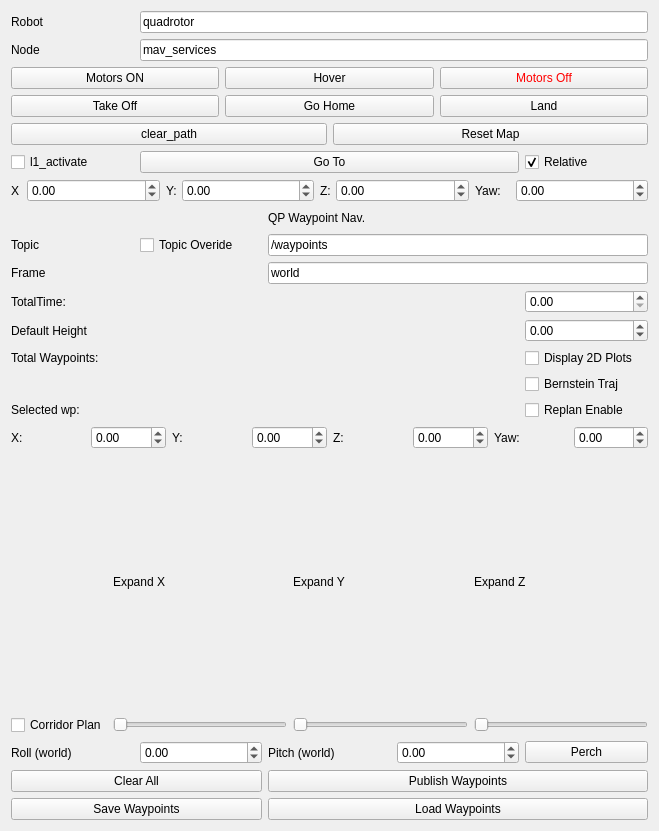
arplaboratory/waypoint_navigation_plugin, file waypoint_navigation_plugin/ui/WaypointNavigation.ui: the form before one commit.
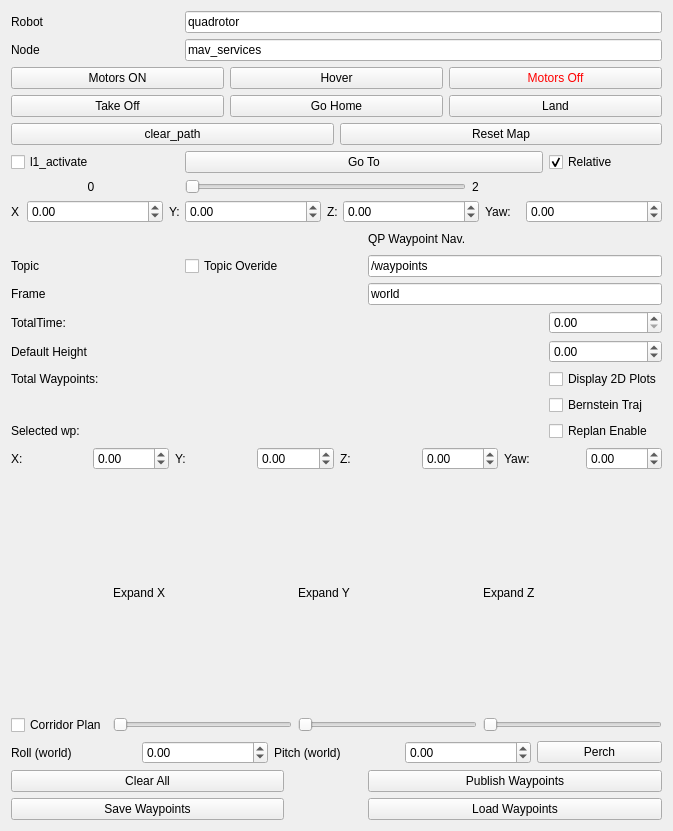
The form after the commit.

```diff
--- a/waypoint_navigation_plugin/ui/WaypointNavigation.ui
+++ b/waypoint_navigation_plugin/ui/WaypointNavigation.ui
@@ -6,7 +6,7 @@
    <rect>
     <x>0</x>
     <y>0</y>
-    <width>659</width>
+    <width>673</width>
     <height>831</height>
    </rect>
   </property>
@@ -17,14 +17,153 @@
    <string notr="true"/>
   </property>
   <layout class="QGridLayout" name="gridLayout">
-   <item row="7" column="1" colspan="3">
-    <widget class="QPushButton" name="goto_push_button">
+   <item row="29" column="0" colspan="3">
+    <widget class="QPushButton" name="clear_all_button">
      <property name="text">
-      <string>Go To</string>
+      <string>Clear All</string>
      </property>
     </widget>
    </item>
-   <item row="3" column="0" colspan="5">
+   <item row="14" column="0">
+    <widget class="QLabel" name="label_frame">
+     <property name="text">
+      <string>Frame</string>
+     </property>
+    </widget>
+   </item>
+   <item row="0" column="0">
+    <widget class="QLabel" name="label_5">
+     <property name="text">
+      <string>Robot </string>
+     </property>
+    </widget>
+   </item>
+   <item row="13" column="0">
+    <widget class="QLabel" name="label_topic">
+     <property name="text">
+      <string>Topic</string>
+     </property>
+    </widget>
+   </item>
+   <item row="9" column="5">
+    <widget class="QLabel" name="label_14">
+     <property name="text">
+      <string>2</string>
+     </property>
+    </widget>
+   </item>
+   <item row="24" column="0" colspan="7">
+    <layout class="QHBoxLayout" name="horizontalLayout">
+     <item>
+      <widget class="QLabel" name="x_label">
+       <property name="text">
+        <string>X:</string>
+       </property>
+      </widget>
+     </item>
+     <item>
+      <widget class="QDoubleSpinBox" name="x_doubleSpinBox">
+       <property name="minimum">
+        <double>-1000.000000000000000</double>
+       </property>
+       <property name="maximum">
+        <double>1000.000000000000000</double>
+       </property>
+       <property name="singleStep">
+        <double>0.500000000000000</double>
+       </property>
+      </widget>
+     </item>
+     <item>
+      <widget class="QLabel" name="y_label">
+       <property name="text">
+        <string>Y:</string>
+       </property>
+      </widget>
+     </item>
+     <item>
+      <widget class="QDoubleSpinBox" name="y_doubleSpinBox">
+       <property name="minimum">
+        <double>-1000.000000000000000</double>
+       </property>
+       <property name="maximum">
+        <double>1000.000000000000000</double>
+       </property>
+       <property name="singleStep">
+        <double>0.500000000000000</double>
+       </property>
+      </widget>
+     </item>
+     <item>
+      <widget class="QLabel" name="z_label">
+       <property name="text">
+        <string>Z:</string>
+       </property>
+      </widget>
+     </item>
+     <item>
+      <widget class="QDoubleSpinBox" name="z_doubleSpinBox">
+       <property name="minimum">
+        <double>-1000.000000000000000</double>
+       </property>
+       <property name="maximum">
+        <double>1000.000000000000000</double>
+       </property>
+       <property name="singleStep">
+        <double>0.500000000000000</double>
+       </property>
+      </widget>
+     </item>
+     <item>
+      <widget class="QLabel" name="yaw_label">
+       <property name="text">
+        <string>Yaw:</string>
+       </property>
+      </widget>
+     </item>
+     <item>
+      <widget class="QDoubleSpinBox" name="yaw_doubleSpinBox">
+       <property name="minimum">
+        <double>-3.150000000000000</double>
+       </property>
+       <property name="maximum">
+        <double>3.150000000000000</double>
+       </property>
+       <property name="singleStep">
+        <double>0.100000000000000</double>
+       </property>
+      </widget>
+     </item>
+    </layout>
+   </item>
+   <item row="19" column="0">
+    <widget class="QLabel" name="waypoint_count_label">
+     <property name="text">
+      <string>Total Waypoints: </string>
+     </property>
+    </widget>
+   </item>
+   <item row="0" column="2" colspan="5">
+    <widget class="QLineEdit" name="robot_name_line_edit">
+     <property name="inputMask">
+      <string/>
+     </property>
+     <property name="text">
+      <string>quadrotor</string>
+     </property>
+    </widget>
+   </item>
+   <item row="16" column="6">
+    <widget class="QDoubleSpinBox" name="TimeBox"/>
+   </item>
+   <item row="22" column="6">
+    <widget class="QCheckBox" name="replan_enable">
+     <property name="text">
+      <string>Replan Enable</string>
+     </property>
+    </widget>
+   </item>
+   <item row="3" column="0" colspan="7">
     <layout class="QHBoxLayout" name="horizontalLayout_7">
      <item>
       <widget class="QPushButton" name="motors_on_push_button">
@@ -52,14 +191,7 @@
      </item>
     </layout>
    </item>
-   <item row="13" column="0">
-    <widget class="QLabel" name="label_time">
-     <property name="text">
-      <string>TotalTime: </string>
-     </property>
-    </widget>
-   </item>
-   <item row="8" column="0" colspan="5">
+   <item row="11" column="0" colspan="7">
     <layout class="QHBoxLayout" name="horizontalLayout_2">
      <item>
       <widget class="QLabel" name="label">
@@ -143,49 +275,201 @@
      </item>
     </layout>
    </item>
-   <item row="10" column="2" colspan="3">
-    <widget class="QLineEdit" name="topic_line_edit">
+   <item row="9" column="0">
+    <widget class="QLabel" name="label_15">
      <property name="text">
-      <string>/waypoints</string>
+      <string>                       0</string>
      </property>
     </widget>
    </item>
-   <item row="2" column="0">
-    <widget class="QLabel" name="label_6">
+   <item row="30" column="0" colspan="3">
+    <widget class="QPushButton" name="save_wp_button">
      <property name="text">
-      <string>Node</string>
+      <string>Save Waypoints</string>
      </property>
     </widget>
    </item>
-   <item row="17" column="4">
-    <widget class="QCheckBox" name="bern_enable">
+   <item row="5" column="0" colspan="7">
+    <layout class="QHBoxLayout" name="horizontalLayout_8">
+     <item>
+      <widget class="QPushButton" name="takeoff_push_button">
+       <property name="text">
+        <string>Take Off</string>
+       </property>
+      </widget>
+     </item>
+     <item>
+      <widget class="QPushButton" name="go_home_button">
+       <property name="text">
+        <string>Go Home</string>
+       </property>
+      </widget>
+     </item>
+     <item>
+      <widget class="QPushButton" name="land_push_button">
+       <property name="text">
+        <string>Land</string>
+       </property>
+      </widget>
+     </item>
+    </layout>
+   </item>
+   <item row="22" column="0">
+    <widget class="QLabel" name="sel_label">
      <property name="text">
-      <string>Bernstein Traj</string>
+      <string>Selected wp: </string>
      </property>
     </widget>
    </item>
-   <item row="10" column="1">
-    <widget class="QCheckBox" name="topic_overide">
+   <item row="2" column="2" colspan="5">
+    <widget class="QLineEdit" name="node_name_line_edit">
      <property name="text">
-      <string>Topic Overide</string>
+      <string>mav_services</string>
      </property>
     </widget>
    </item>
-   <item row="15" column="0">
+   <item row="6" column="0" colspan="7">
+    <layout class="QHBoxLayout" name="horizontalLayout_4">
+     <item>
+      <widget class="QPushButton" name="clear_path">
+       <property name="text">
+        <string>clear_path</string>
+       </property>
+      </widget>
+     </item>
+     <item>
+      <widget class="QPushButton" name="reset_map">
+       <property name="text">
+        <string>Reset Map</string>
+       </property>
+      </widget>
+     </item>
+    </layout>
+   </item>
+   <item row="19" column="6">
+    <widget class="QCheckBox" name="display2D">
+     <property name="text">
+      <string>Display 2D Plots</string>
+     </property>
+    </widget>
+   </item>
+   <item row="8" column="6">
+    <widget class="QCheckBox" name="relative_checkbox">
+     <property name="enabled">
+      <bool>true</bool>
+     </property>
+     <property name="tabletTracking">
+      <bool>false</bool>
+     </property>
+     <property name="text">
+      <string>Relative</string>
+     </property>
+     <property name="checked">
+      <bool>true</bool>
+     </property>
+    </widget>
+   </item>
+   <item row="30" column="4" colspan="3">
+    <widget class="QPushButton" name="load_wp_button">
+     <property name="text">
+      <string>Load Waypoints</string>
+     </property>
+    </widget>
+   </item>
+   <item row="18" column="6">
+    <widget class="QDoubleSpinBox" name="wp_height_doubleSpinBox">
+     <property name="minimum">
+      <double>-5.000000000000000</double>
+     </property>
+     <property name="singleStep">
+      <double>0.100000000000000</double>
+     </property>
+    </widget>
+   </item>
+   <item row="16" column="0">
+    <widget class="QLabel" name="label_time">
+     <property name="text">
+      <string>TotalTime: </string>
+     </property>
+    </widget>
+   </item>
+   <item row="18" column="0">
     <widget class="QLabel" name="wp_height_label">
      <property name="text">
       <string>Default Height</string>
      </property>
     </widget>
    </item>
-   <item row="0" column="0">
-    <widget class="QLabel" name="label_5">
+   <item row="28" column="0" colspan="7">
+    <layout class="QHBoxLayout" name="horizontalLayout_3">
+     <item>
+      <widget class="QLabel" name="label_11">
+       <property name="text">
+        <string>Roll (world)</string>
+       </property>
+      </widget>
+     </item>
+     <item>
+      <widget class="QDoubleSpinBox" name="doubleSpinBox">
+       <property name="minimum">
+        <double>-1.570000000000000</double>
+       </property>
+       <property name="maximum">
+        <double>1.570000000000000</double>
+       </property>
+       <property name="value">
+        <double>0.000000000000000</double>
+       </property>
+      </widget>
+     </item>
+     <item>
+      <widget class="QLabel" name="label_12">
+       <property name="text">
+        <string>Pitch (world)</string>
+       </property>
+      </widget>
+     </item>
+     <item>
+      <widget class="QDoubleSpinBox" name="doubleSpinBox_2">
+       <property name="minimum">
+        <double>-1.570000000000000</double>
+       </property>
+       <property name="maximum">
+        <double>1.570000000000000</double>
+       </property>
+      </widget>
+     </item>
+     <item>
+      <widget class="QPushButton" name="perch">
+       <property name="text">
+        <string>Perch</string>
+       </property>
+      </widget>
+     </item>
+    </layout>
+   </item>
+   <item row="22" column="4">
+    <widget class="QLabel" name="sel_wp_label">
      <property name="text">
-      <string>Robot </string>
+      <string/>
      </property>
     </widget>
    </item>
-   <item row="24" column="0" colspan="5">
+   <item row="8" column="2" colspan="4">
+    <widget class="QPushButton" name="goto_push_button">
+     <property name="text">
+      <string>Go To</string>
+     </property>
+    </widget>
+   </item>
+   <item row="29" column="4" colspan="3">
+    <widget class="QPushButton" name="publish_wp_button">
+     <property name="text">
+      <string>Publish Waypoints</string>
+     </property>
+    </widget>
+   </item>
+   <item row="27" column="0" colspan="7">
     <layout class="QGridLayout" name="gridLayout_2">
      <item row="0" column="1">
       <widget class="QLabel" name="label_8">
@@ -238,75 +522,49 @@
      </item>
     </layout>
    </item>
-   <item row="10" column="0">
-    <widget class="QLabel" name="label_topic">
-     <property name="text">
-      <string>Topic</string>
-     </property>
-    </widget>
-   </item>
-   <item row="19" column="2">
-    <widget class="QLabel" name="sel_wp_label">
-     <property name="text">
-      <string/>
-     </property>
-    </widget>
-   </item>
-   <item row="2" column="1" colspan="4">
-    <widget class="QLineEdit" name="node_name_line_edit">
-     <property name="text">
-      <string>mav_services</string>
-     </property>
-    </widget>
-   </item>
-   <item row="26" column="2" colspan="3">
-    <widget class="QPushButton" name="publish_wp_button">
-     <property name="text">
-      <string>Publish Waypoints</string>
-     </property>
-    </widget>
-   </item>
-   <item row="7" column="4">
-    <widget class="QCheckBox" name="relative_checkbox">
-     <property name="enabled">
-      <bool>true</bool>
-     </property>
-     <property name="tabletTracking">
-      <bool>false</bool>
-     </property>
-     <property name="text">
-      <string>Relative</string>
-     </property>
-     <property name="checked">
-      <bool>true</bool>
-     </property>
-    </widget>
-   </item>
-   <item row="13" column="4">
-    <widget class="QDoubleSpinBox" name="TimeBox"/>
-   </item>
-   <item row="27" column="2" colspan="3">
-    <widget class="QPushButton" name="load_wp_button">
-     <property name="text">
-      <string>Load Waypoints</string>
-     </property>
-    </widget>
-   </item>
-   <item row="19" column="0">
-    <widget class="QLabel" name="sel_label">
-     <property name="text">
-      <string>Selected wp: </string>
-     </property>
-    </widget>
-   </item>
-   <item row="11" column="2" colspan="3">
+   <item row="14" column="4" colspan="3">
     <widget class="QLineEdit" name="frame_line_edit">
      <property name="text">
       <string>world</string>
      </property>
     </widget>
    </item>
-   <item row="9" column="2">
+   <item row="8" column="0">
+    <widget class="QCheckBox" name="l1_box">
+     <property name="text">
+      <string>l1_activate</string>
+     </property>
+    </widget>
+   </item>
+   <item row="13" column="4" colspan="3">
+    <widget class="QLineEdit" name="topic_line_edit">
+     <property name="text">
+      <string>/waypoints</string>
+     </property>
+    </widget>
+   </item>
+   <item row="20" column="6">
+    <widget class="QCheckBox" name="bern_enable">
+     <property name="text">
+      <string>Bernstein Traj</string>
+     </property>
+    </widget>
+   </item>
+   <item row="13" column="2">
+    <widget class="QCheckBox" name="topic_overide">
+     <property name="text">
+      <string>Topic Overide</string>
+     </property>
+    </widget>
+   </item>
+   <item row="2" column="0">
+    <widget class="QLabel" name="label_6">
+     <property name="text">
+      <string>Node</string>
+     </property>
+    </widget>
+   </item>
+   <item row="12" column="4">
     <widget class="QLabel" name="label_7">
      <property name="maximumSize">
       <size>
@@ -319,247 +577,13 @@
      </property>
     </widget>
    </item>
-   <item row="15" column="4">
-    <widget class="QDoubleSpinBox" name="wp_height_doubleSpinBox">
-     <property name="minimum">
-      <double>-5.000000000000000</double>
+   <item row="9" column="2" colspan="3">
+    <widget class="QSlider" name="fault_slider">
+     <property name="maximum">
+      <number>2</number>
      </property>
-     <property name="singleStep">
-      <double>0.100000000000000</double>
-     </property>
-    </widget>
-   </item>
-   <item row="16" column="4">
-    <widget class="QCheckBox" name="display2D">
-     <property name="text">
-      <string>Display 2D Plots</string>
-     </property>
-    </widget>
-   </item>
-   <item row="21" column="0" colspan="5">
-    <layout class="QHBoxLayout" name="horizontalLayout">
-     <item>
-      <widget class="QLabel" name="x_label">
-       <property name="text">
-        <string>X:</string>
-       </property>
-      </widget>
-     </item>
-     <item>
-      <widget class="QDoubleSpinBox" name="x_doubleSpinBox">
-       <property name="minimum">
-        <double>-1000.000000000000000</double>
-       </property>
-       <property name="maximum">
-        <double>1000.000000000000000</double>
-       </property>
-       <property name="singleStep">
-        <double>0.500000000000000</double>
-       </property>
-      </widget>
-     </item>
-     <item>
-      <widget class="QLabel" name="y_label">
-       <property name="text">
-        <string>Y:</string>
-       </property>
-      </widget>
-     </item>
-     <item>
-      <widget class="QDoubleSpinBox" name="y_doubleSpinBox">
-       <property name="minimum">
-        <double>-1000.000000000000000</double>
-       </property>
-       <property name="maximum">
-        <double>1000.000000000000000</double>
-       </property>
-       <property name="singleStep">
-        <double>0.500000000000000</double>
-       </property>
-      </widget>
-     </item>
-     <item>
-      <widget class="QLabel" name="z_label">
-       <property name="text">
-        <string>Z:</string>
-       </property>
-      </widget>
-     </item>
-     <item>
-      <widget class="QDoubleSpinBox" name="z_doubleSpinBox">
-       <property name="minimum">
-        <double>-1000.000000000000000</double>
-       </property>
-       <property name="maximum">
-        <double>1000.000000000000000</double>
-       </property>
-       <property name="singleStep">
-        <double>0.500000000000000</double>
-       </property>
-      </widget>
-     </item>
-     <item>
-      <widget class="QLabel" name="yaw_label">
-       <property name="text">
-        <string>Yaw:</string>
-       </property>
-      </widget>
-     </item>
-     <item>
-      <widget class="QDoubleSpinBox" name="yaw_doubleSpinBox">
-       <property name="minimum">
-        <double>-3.150000000000000</double>
-       </property>
-       <property name="maximum">
-        <double>3.150000000000000</double>
-       </property>
-       <property name="singleStep">
-        <double>0.100000000000000</double>
-       </property>
-      </widget>
-     </item>
-    </layout>
-   </item>
-   <item row="11" column="0">
-    <widget class="QLabel" name="label_frame">
-     <property name="text">
-      <string>Frame</string>
-     </property>
-    </widget>
-   </item>
-   <item row="5" column="0" colspan="5">
-    <layout class="QHBoxLayout" name="horizontalLayout_8">
-     <item>
-      <widget class="QPushButton" name="takeoff_push_button">
-       <property name="text">
-        <string>Take Off</string>
-       </property>
-      </widget>
-     </item>
-     <item>
-      <widget class="QPushButton" name="go_home_button">
-       <property name="text">
-        <string>Go Home</string>
-       </property>
-      </widget>
-     </item>
-     <item>
-      <widget class="QPushButton" name="land_push_button">
-       <property name="text">
-        <string>Land</string>
-       </property>
-      </widget>
-     </item>
-    </layout>
-   </item>
-   <item row="19" column="4">
-    <widget class="QCheckBox" name="replan_enable">
-     <property name="text">
-      <string>Replan Enable</string>
-     </property>
-    </widget>
-   </item>
-   <item row="16" column="0">
-    <widget class="QLabel" name="waypoint_count_label">
-     <property name="text">
-      <string>Total Waypoints: </string>
-     </property>
-    </widget>
-   </item>
-   <item row="0" column="1" colspan="4">
-    <widget class="QLineEdit" name="robot_name_line_edit">
-     <property name="inputMask">
-      <string/>
-     </property>
-     <property name="text">
-      <string>quadrotor</string>
-     </property>
-    </widget>
-   </item>
-   <item row="26" column="0" colspan="2">
-    <widget class="QPushButton" name="clear_all_button">
-     <property name="text">
-      <string>Clear All</string>
-     </property>
-    </widget>
-   </item>
-   <item row="27" column="0" colspan="2">
-    <widget class="QPushButton" name="save_wp_button">
-     <property name="text">
-      <string>Save Waypoints</string>
-     </property>
-    </widget>
-   </item>
-   <item row="25" column="0" colspan="5">
-    <layout class="QHBoxLayout" name="horizontalLayout_3">
-     <item>
-      <widget class="QLabel" name="label_11">
-       <property name="text">
-        <string>Roll (world)</string>
-       </property>
-      </widget>
-     </item>
-     <item>
-      <widget class="QDoubleSpinBox" name="doubleSpinBox">
-       <property name="minimum">
-        <double>-1.570000000000000</double>
-       </property>
-       <property name="maximum">
-        <double>1.570000000000000</double>
-       </property>
-       <property name="value">
-        <double>0.000000000000000</double>
-       </property>
-      </widget>
-     </item>
-     <item>
-      <widget class="QLabel" name="label_12">
-       <property name="text">
-        <string>Pitch (world)</string>
-       </property>
-      </widget>
-     </item>
-     <item>
-      <widget class="QDoubleSpinBox" name="doubleSpinBox_2">
-       <property name="minimum">
-        <double>-1.570000000000000</double>
-       </property>
-       <property name="maximum">
-        <double>1.570000000000000</double>
-       </property>
-      </widget>
-     </item>
-     <item>
-      <widget class="QPushButton" name="perch">
-       <property name="text">
-        <string>Perch</string>
-       </property>
-      </widget>
-     </item>
-    </layout>
-   </item>
-   <item row="6" column="0" colspan="5">
-    <layout class="QHBoxLayout" name="horizontalLayout_4">
-     <item>
-      <widget class="QPushButton" name="clear_path">
-       <property name="text">
-        <string>clear_path</string>
-       </property>
-      </widget>
-     </item>
-     <item>
-      <widget class="QPushButton" name="reset_map">
-       <property name="text">
-        <string>Reset Map</string>
-       </property>
-      </widget>
-     </item>
-    </layout>
-   </item>
-   <item row="7" column="0">
-    <widget class="QCheckBox" name="l1_box">
-     <property name="text">
-      <string>l1_activate</string>
+     <property name="orientation">
+      <enum>Qt::Horizontal</enum>
      </property>
     </widget>
    </item>
```
